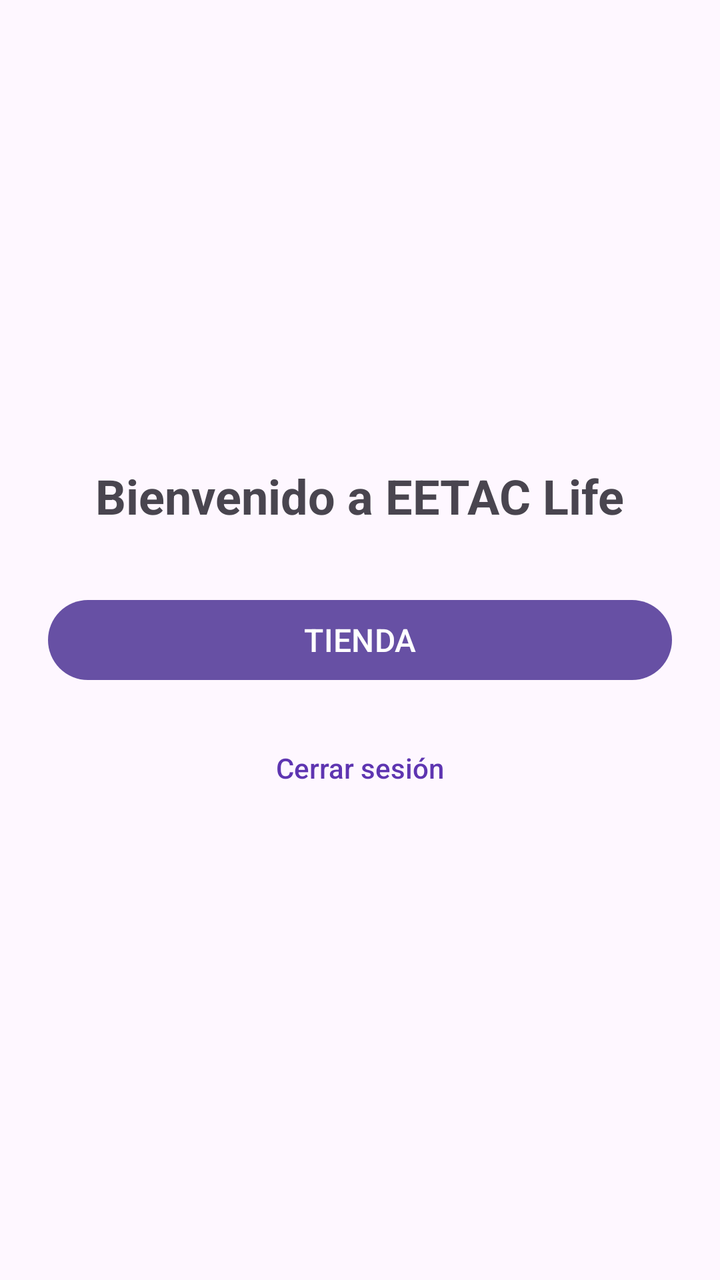
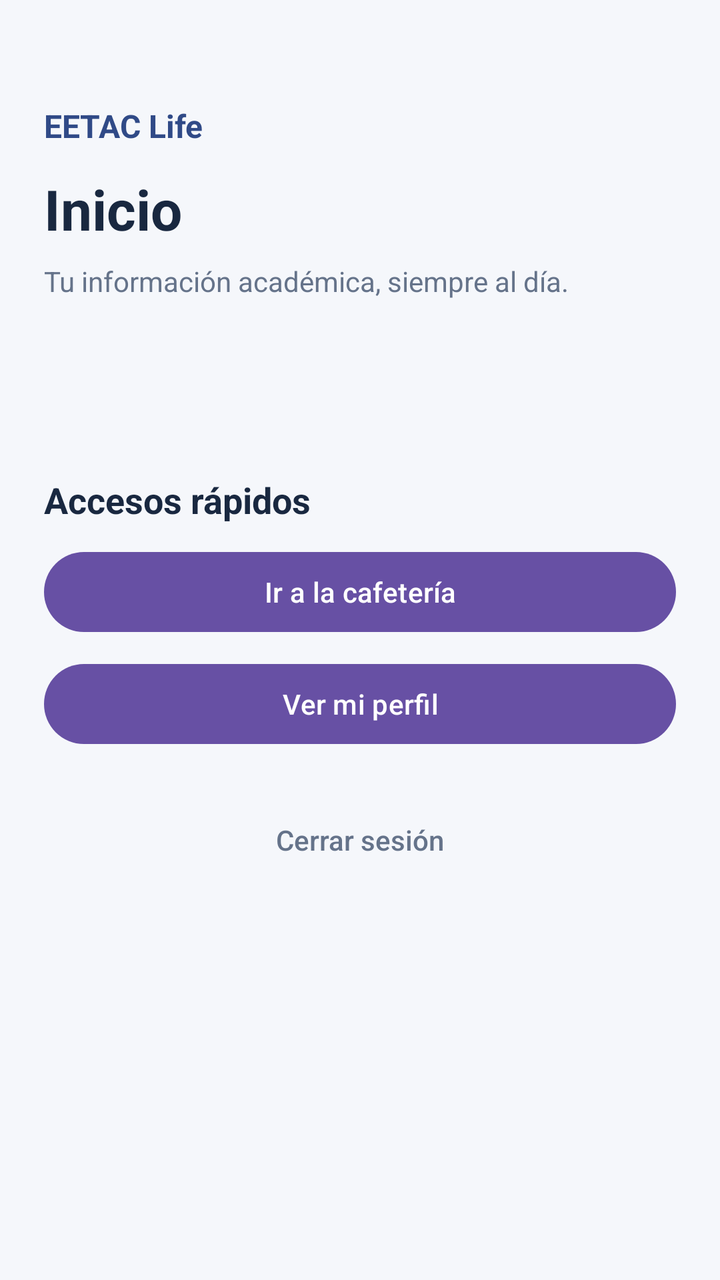

An Android layout rendered at two revisions. The XML below is the earlier revision; the diff shows what the commit changed to produce the second picture.
<!-- AndroidManifest.xml: application theme Theme.EETACLife -->
<!-- res/layout/activity_inicio.xml -->
<?xml version="1.0" encoding="utf-8"?>
<LinearLayout xmlns:android="http://schemas.android.com/apk/res/android"
    android:layout_width="match_parent"
    android:layout_height="match_parent"
    android:orientation="vertical"
    android:gravity="center"
    android:padding="24dp">

    <TextView
        android:id="@+id/tvInicioWelcome"
        android:layout_width="wrap_content"
        android:layout_height="wrap_content"
        android:text="Bienvenido a EETAC Life"
        android:textSize="24sp"
        android:textStyle="bold"
        android:layout_marginBottom="32dp" />

    <Button
        android:id="@+id/btnGoToTienda"
        android:layout_width="match_parent"
        android:layout_height="wrap_content"
        android:text="TIENDA"
        android:textSize="16sp"
        android:layout_marginBottom="16dp" />

    <Button
        android:id="@+id/btnLogout"
        android:layout_width="match_parent"
        android:layout_height="wrap_content"
        android:text="Cerrar sesión"
        android:textAllCaps="false"
        android:textColor="#5E35B1"
        style="?android:attr/borderlessButtonStyle" />

</LinearLayout>
<!-- resources referenced by this layout -->
<resources>
  <style name="Theme.EETACLife" parent="Base.Theme.EETACLife" />
  <style name="Base.Theme.EETACLife" parent="Theme.Material3.DayNight.NoActionBar">
          
          
      </style>
</resources>

<!-- the commit's change to res/layout/activity_inicio.xml (unified diff, before → after) -->
@@ -1,35 +1,182 @@
+<?xml version="1.0" encoding="utf-8"?>
+<ScrollView xmlns:android="http://schemas.android.com/apk/res/android"
+    android:layout_width="match_parent"
+    android:layout_height="match_parent"
+    android:background="@color/eetac_bg"
+    android:fillViewport="true">
+
+    <LinearLayout
+        android:layout_width="match_parent"
+        android:layout_height="wrap_content"
+        android:orientation="vertical"
+        android:padding="22dp">
+
+        <TextView
+            android:layout_width="match_parent"
+            android:layout_height="wrap_content"
+            android:layout_marginTop="30dp"
+            android:text="@string/app_name"
+            android:textColor="@color/eetac_accent"
+            android:textSize="16sp"
+            android:textStyle="bold" />
+
+        <TextView
+            android:id="@+id/tvInicioWelcome"
+            android:layout_width="match_parent"
+            android:layout_height="wrap_content"
+            android:layout_marginTop="12dp"
+            android:text="@string/home_title"
+            android:textColor="@color/eetac_text"
+            android:textSize="28sp"
+            android:textStyle="bold" />
+
+        <TextView
+            android:layout_width="match_parent"
+            android:layout_height="wrap_content"
+            android:layout_marginTop="8dp"
+            android:layout_marginBottom="24dp"
+            android:text="@string/home_subtitle"
+            android:textColor="@color/eetac_muted"
+            android:textSize="14sp" />
+
+        <include
+            android:id="@+id/statsInicio"
+            layout="@layout/view_student_stats"
+            android:visibility="gone" />
+
+        <TextView
+            android:id="@+id/tvInicioStatus"
+            android:layout_width="match_parent"
+            android:layout_height="wrap_content"
+            android:layout_marginTop="12dp"
+            android:textColor="@color/eetac_muted"
+            android:textSize="13sp" />
+
+        <TextView
+            android:layout_width="match_parent"
+            android:layout_height="wrap_content"
+            android:layout_marginTop="34dp"
+            android:layout_marginBottom="10dp"
+            android:text="@string/home_shortcuts"
+            android:textColor="@color/eetac_text"
+            android:textSize="18sp"
+            android:textStyle="bold" />
+
+        <Button
+            android:id="@+id/btnGoToTienda"
+            android:layout_width="match_parent"
+            android:layout_height="wrap_content"
+            android:text="@string/go_shop"
+            android:textAllCaps="false" />
+
+        <Button
+            android:id="@+id/btnGoToPerfil"
+            android:layout_width="match_parent"
+            android:layout_height="wrap_content"
+            android:layout_marginTop="8dp"
+            android:text="@string/go_profile"
+            android:textAllCaps="false" />
+
+        <Button
+            android:id="@+id/btnLogout"
+            style="?android:attr/borderlessButtonStyle"
+            android:layout_width="match_parent"
+            android:layout_height="wrap_content"
+            android:layout_marginTop="20dp"
+            android:text="@string/logout"
+            android:textAllCaps="false"
+            android:textColor="@color/eetac_muted" />
+
+    </LinearLayout>
+</ScrollView>
+<!-- res/layout/view_student_stats.xml (included above) -->
 <?xml version="1.0" encoding="utf-8"?>
 <LinearLayout xmlns:android="http://schemas.android.com/apk/res/android"
     android:layout_width="match_parent"
-    android:layout_height="match_parent"
-    android:orientation="vertical"
-    android:gravity="center"
-    android:padding="24dp">
+    android:layout_height="wrap_content"
+    android:orientation="horizontal"
+    android:baselineAligned="false">
 
-    <TextView
-        android:id="@+id/tvInicioWelcome"
-        android:layout_width="wrap_content"
+    <LinearLayout
+        android:layout_width="0dp"
         android:layout_height="wrap_content"
-        android:text="Bienvenido a EETAC Life"
-        android:textSize="24sp"
-        android:textStyle="bold"
-        android:layout_marginBottom="32dp" />
+        android:layout_weight="1"
+        android:layout_marginEnd="5dp"
+        android:padding="12dp"
+        android:gravity="center"
+        android:orientation="vertical"
+        android:background="@drawable/bg_card">
 
-    <Button
-        android:id="@+id/btnGoToTienda"
-        android:layout_width="match_parent"
+        <TextView
+            android:layout_width="wrap_content"
+            android:layout_height="wrap_content"
+            android:text="@string/stats_ects_label"
+            android:textColor="@color/eetac_muted"
+            android:textSize="12sp" />
+
+        <TextView
+            android:id="@+id/tvStatsEcts"
+            android:layout_width="wrap_content"
+            android:layout_height="wrap_content"
+            android:layout_marginTop="4dp"
+            android:textColor="@color/eetac_text"
+            android:textSize="22sp"
+            android:textStyle="bold" />
+    </LinearLayout>
+
+    <LinearLayout
+        android:layout_width="0dp"
         android:layout_height="wrap_content"
-        android:text="TIENDA"
-        android:textSize="16sp"
-        android:layout_marginBottom="16dp" />
+        android:layout_weight="1"
+        android:layout_marginStart="5dp"
+        android:layout_marginEnd="5dp"
+        android:padding="12dp"
+        android:gravity="center"
+        android:orientation="vertical"
+        android:background="@drawable/bg_card">
 
-    <Button
-        android:id="@+id/btnLogout"
-        android:layout_width="match_parent"
+        <TextView
+            android:layout_width="wrap_content"
+            android:layout_height="wrap_content"
+            android:text="@string/stats_energy_label"
+            android:textColor="@color/eetac_muted"
+            android:textSize="12sp" />
+
+        <TextView
+            android:id="@+id/tvStatsEnergy"
+            android:layout_width="wrap_content"
+            android:layout_height="wrap_content"
+            android:layout_marginTop="4dp"
+            android:textColor="@color/eetac_text"
+            android:textSize="22sp"
+            android:textStyle="bold" />
+    </LinearLayout>
+
+    <LinearLayout
+        android:layout_width="0dp"
         android:layout_height="wrap_content"
-        android:text="Cerrar sesión"
-        android:textAllCaps="false"
-        android:textColor="#5E35B1"
-        style="?android:attr/borderlessButtonStyle" />
+        android:layout_weight="1"
+        android:layout_marginStart="5dp"
+        android:padding="12dp"
+        android:gravity="center"
+        android:orientation="vertical"
+        android:background="@drawable/bg_card">
+
+        <TextView
+            android:layout_width="wrap_content"
+            android:layout_height="wrap_content"
+            android:text="@string/stats_coins_label"
+            android:textColor="@color/eetac_muted"
+            android:textSize="12sp" />
+
+        <TextView
+            android:id="@+id/tvStatsCoins"
+            android:layout_width="wrap_content"
+            android:layout_height="wrap_content"
+            android:layout_marginTop="4dp"
+            android:textColor="@color/eetac_text"
+            android:textSize="22sp"
+            android:textStyle="bold" />
+    </LinearLayout>
 
 </LinearLayout>
<!-- resource entries referenced after the edit -->
@@ -1,6 +1,35 @@
 <!-- resources referenced by this layout -->
 <resources>
+  <color name="eetac_accent">#FF304A87</color>
+  <color name="eetac_bg">#FFF5F7FB</color>
+  <color name="eetac_muted">#FF65738A</color>
+  <color name="eetac_text">#FF192840</color>
+  <!-- drawable bg_card (drawable) -->
+  <?xml version="1.0" encoding="utf-8"?>
+  <shape xmlns:android="http://schemas.android.com/apk/res/android">
+  
+      <solid android:color="@color/eetac_surface" />
+  
+      <corners android:radius="16dp" />
+  
+      <stroke
+          android:width="1dp"
+          android:color="@color/eetac_border" />
+  
+  </shape>
+  <string name="app_name">EETAC Life</string>
+  <string name="go_profile">Ver mi perfil</string>
+  <string name="go_shop">Ir a la cafetería</string>
+  <string name="home_shortcuts">Accesos rápidos</string>
+  <string name="home_subtitle">Tu información académica, siempre al día.</string>
+  <string name="home_title">Inicio</string>
+  <string name="logout">Cerrar sesión</string>
+  <string name="stats_coins_label">Monedas</string>
+  <string name="stats_ects_label">ECTS</string>
+  <string name="stats_energy_label">Energía</string>
   <style name="Theme.EETACLife" parent="Base.Theme.EETACLife" />
+  <color name="eetac_surface">#FFFFFFFF</color>
+  <color name="eetac_border">#FFDCE5F0</color>
   <style name="Base.Theme.EETACLife" parent="Theme.Material3.DayNight.NoActionBar">
           
           
